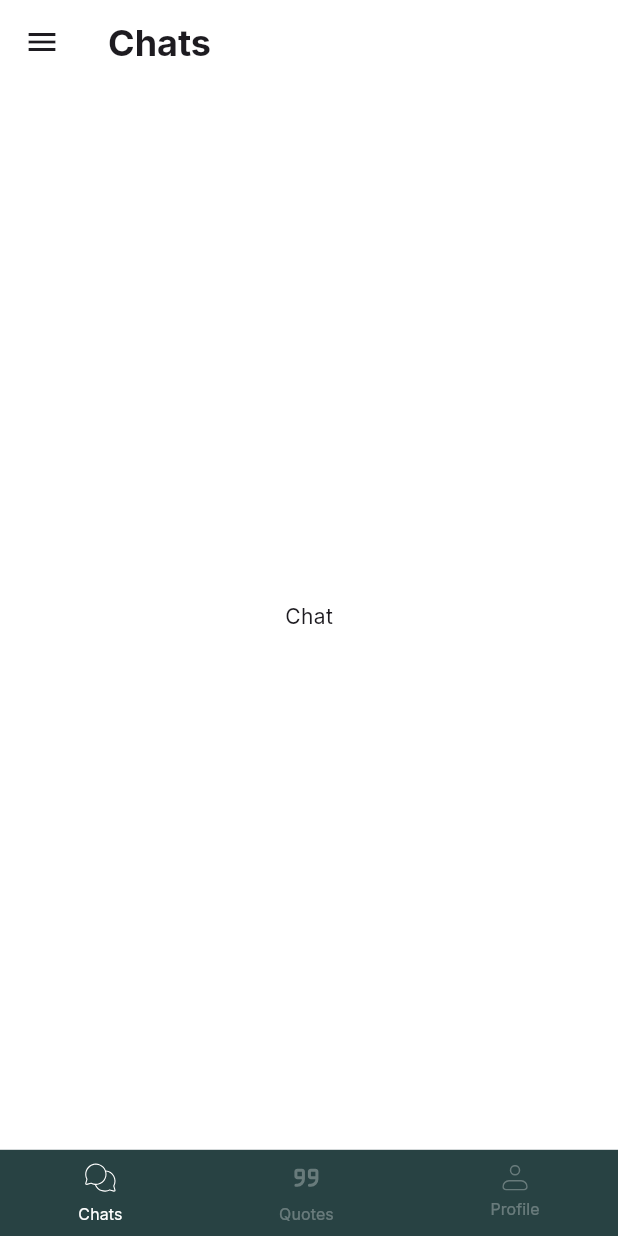
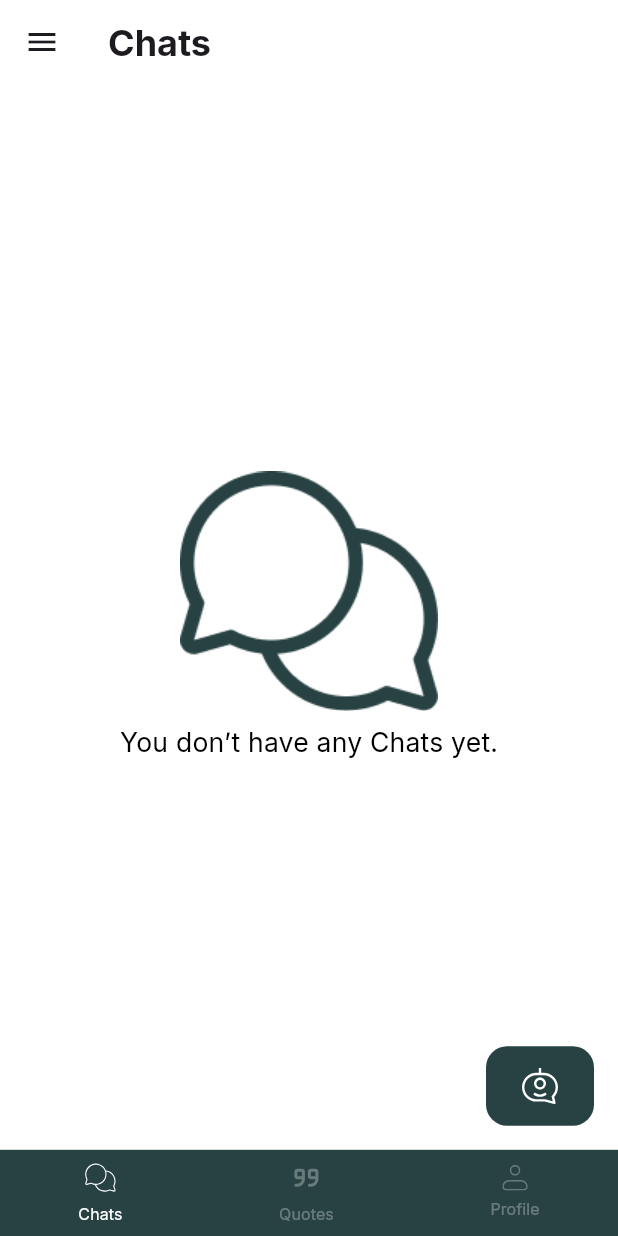
Before and after one commit to EzatRashad/Tranqulity, a Flutter app: the screen it shows after launch, after a tap on "Skip", after a tap on "Log In", on a phone screen of 412 x 824 dp. Run offline on Flutter 3.47's test engine with Material 3 defaults, Android fonts, the phone set to English and light mode, and no system bars; our stand-ins replace flutter_screenutil, flutter_svg.

Commit message:
add chat view

```diff
--- a/lib/core/widgets/button_widget.dart
+++ b/lib/core/widgets/button_widget.dart
@@ -1,8 +1,8 @@
- import 'package:flutter/material.dart';
+import 'package:flutter/material.dart';
 import 'package:flutter_screenutil/flutter_screenutil.dart';
 import 'package:tranqulity/core/style/app_colors.dart';
 
-class ButtonWidget extends StatelessWidget {
+class AppButton extends StatelessWidget {
   final String title;
   final String? fontFamily;
   final double width, height, radius;
@@ -15,7 +15,7 @@ class ButtonWidget extends StatelessWidget {
   final void Function()? onTap;
   final bool withBorder;
 
-  const ButtonWidget({
+  const AppButton({
     super.key,
     this.gradient,
     this.title = "OK",
@@ -65,9 +65,9 @@ class ButtonWidget extends StatelessWidget {
             child ??
             Text(
               title,
-              style: Theme.of(context).textTheme.titleMedium!.copyWith(
-                color: AppColors.white,
-              )
+              style: Theme.of(
+                context,
+              ).textTheme.titleMedium!.copyWith(color: AppColors.white),
             ),
       ),
     );
--- a/lib/core/widgets/custom_image_widget.dart
+++ b/lib/core/widgets/custom_image_widget.dart
@@ -1,13 +1,14 @@
 import 'package:flutter/material.dart';
 import 'package:flutter_svg/flutter_svg.dart';
-class CustomImageWidget extends StatelessWidget {
+
+class AppImage extends StatelessWidget {
   final String imageName;
   final double? width;
   final double? height;
   final BoxFit fit;
   final Color? color;
 
-  const CustomImageWidget({
+  const AppImage({
     super.key,
     required this.imageName,
     this.width,
--- /dev/null
+++ b/lib/views/chat/chat_view.dart
@@ -0,0 +1,30 @@
+import 'package:flutter/material.dart';
+import 'package:flutter_screenutil/flutter_screenutil.dart';
+import 'package:tranqulity/core/utils/utils.dart';
+import 'package:tranqulity/core/widgets/custom_image_widget.dart';
+
+class ChatView extends StatelessWidget {
+  const ChatView({super.key});
+
+  @override
+  Widget build(BuildContext context) {
+    return Scaffold(
+
+      body: Center(
+        child: Column(
+          mainAxisSize: MainAxisSize.min,
+          children: [
+            AppImage(imageName: "chat_body.png"),
+            8.ph,
+            Text(
+              "You don’t have any Chats yet.",
+              style: Theme.of(
+                context,
+              ).textTheme.titleMedium!.copyWith(fontSize: 20.sp),
+            ),
+          ],
+        ),
+      ),
+    );
+  }
+}
--- a/lib/views/forget_passowrd.dart
+++ b/lib/views/forget_passowrd.dart
@@ -31,7 +31,7 @@ class _ForgetPassowrdViewState extends State<ForgetPassowrdView> {
             children: [
               24.ph,
 
-              CustomImageWidget(imageName: "forget_password.png"),
+              AppImage(imageName: "forget_password.png"),
               24.ph,
               Text(
                 "Forget Your Password",
@@ -45,7 +45,7 @@ class _ForgetPassowrdViewState extends State<ForgetPassowrdView> {
                 controller: phoneController,
               ),
               33.ph,
-              ButtonWidget(
+              AppButton(
                 height: 60.h,
                 title: "Forget Password",
                 onTap: () {
--- a/lib/views/layout/layout.dart
+++ b/lib/views/layout/layout.dart
@@ -2,7 +2,9 @@ import 'package:flutter/material.dart';
 import 'package:flutter_screenutil/flutter_screenutil.dart';
 import 'package:tranqulity/core/style/app_colors.dart';
 import 'package:tranqulity/core/utils/utils.dart';
+import 'package:tranqulity/core/widgets/button_widget.dart';
 import 'package:tranqulity/core/widgets/custom_image_widget.dart';
+import 'package:tranqulity/views/chat/chat_view.dart';
 
 class LayoutView extends StatefulWidget {
   const LayoutView({super.key});
@@ -17,7 +19,7 @@ class _LayoutViewState extends State<LayoutView> {
       'chat.svg',
       'chats_active.svg',
       'Chats',
-      Scaffold(body: Center(child: Text("Chat"))),
+      ChatView(),
     ),
     Model(
       'quote.svg',
@@ -37,6 +39,14 @@ class _LayoutViewState extends State<LayoutView> {
   @override
   Widget build(BuildContext context) {
     return Scaffold(
+      floatingActionButton: AppButton(
+        height: 60.h,
+        width: 60.w,
+        onTap: () {},
+        radius: 16.r,
+        buttonColor: AppColors.primary,
+        child: AppImage(imageName: "flaot_chat.svg"),
+      ),
       drawer: Drawer(),
 
       appBar: AppBar(
@@ -63,7 +73,7 @@ class _LayoutViewState extends State<LayoutView> {
               child: Column(
                 mainAxisAlignment: MainAxisAlignment.center,
                 children: [
-                  CustomImageWidget(
+                  AppImage(
                     imageName: currentIndex == index
                         ? list[index].activeImage
                         : list[index].image,
--- a/lib/views/login/login.dart
+++ b/lib/views/login/login.dart
@@ -35,7 +35,7 @@ class _LoginViewState extends State<LoginView> {
             padding: EdgeInsets.symmetric(horizontal: 20.w),
 
             children: [
-              CustomImageWidget(imageName: "login.png"),
+              AppImage(imageName: "login.png"),
               24.ph,
               Align(
                 alignment: Alignment.centerLeft,
@@ -70,7 +70,7 @@ class _LoginViewState extends State<LoginView> {
                 hint: "Please enter your password",
                 controller: passwordController,
                 obscureText: true,
-                suffixIcon: CustomImageWidget(
+                suffixIcon: AppImage(
                   imageName: "eye_off.svg",
                   fit: BoxFit.scaleDown,
                 ),
@@ -102,13 +102,13 @@ class _LoginViewState extends State<LoginView> {
                         borderRadius: BorderRadius.circular(8.r),
                         color: AppColors.primary.withValues(alpha: .1),
                       ),
-                      child: CustomImageWidget(imageName: 'finger.svg'),
+                      child: AppImage(imageName: 'finger.svg'),
                     ),
                   ),
                   10.pw,
                   Expanded(
                     flex: 4,
-                    child: ButtonWidget(
+                    child: AppButton(
                       height: 60.h,
                       title: "Log In",
                       onTap: () {
--- a/lib/views/login/widgets/social_button.dart
+++ b/lib/views/login/widgets/social_button.dart
@@ -35,7 +35,7 @@ class SocialButton extends StatelessWidget {
                 bottomLeft: Radius.circular(4.r),
               ),
             ),
-            child: CustomImageWidget(imageName: imageName),
+            child: AppImage(imageName: imageName),
           ),
           Text(
             title,
--- a/lib/views/onboarding.dart
+++ b/lib/views/onboarding.dart
@@ -69,7 +69,7 @@ class _OnboardingViewState extends State<OnboardingView> {
                 final item = onboardingData[index];
                 return Column(
                   children: [
-                    CustomImageWidget(
+                    AppImage(
                       width: double.infinity,
                       height: 600.h,
                       imageName: item["image"]!,
@@ -125,9 +125,7 @@ class _OnboardingViewState extends State<OnboardingView> {
                     color: AppColors.primary,
                     shape: BoxShape.circle,
                   ),
-                  child: Center(
-                    child: CustomImageWidget(imageName: "arrow.svg"),
-                  ),
+                  child: Center(child: AppImage(imageName: "arrow.svg")),
                 ),
               ),
               12.pw,
--- a/lib/views/otp/otp.dart
+++ b/lib/views/otp/otp.dart
@@ -63,7 +63,7 @@ class _OtpViewState extends State<Otp> {
             padding: EdgeInsets.symmetric(horizontal: 20.0.w),
             children: [
               24.ph,
-              CustomImageWidget(imageName: "otp.png"),
+              AppImage(imageName: "otp.png"),
               24.ph,
               Text(
                 "Verification",
@@ -89,7 +89,7 @@ class _OtpViewState extends State<Otp> {
               ),
 
               60.ph,
-              ButtonWidget(
+              AppButton(
                 height: 60.h,
                 title: "Verify",
                 onTap: () {
--- a/lib/views/register/widgets/pick_image_widget.dart
+++ b/lib/views/register/widgets/pick_image_widget.dart
@@ -13,7 +13,7 @@ class PickImageWidget extends StatelessWidget {
         CircleAvatar(
           backgroundColor: Color(0xff000000).withValues(alpha: .1),
           radius: 75.r,
-          child: CustomImageWidget(
+          child: AppImage(
             imageName: picked ? 'drawer_profile.jpg' : 'Image_broken.svg',
 
             color: !picked ? Colors.white : null,
@@ -26,7 +26,7 @@ class PickImageWidget extends StatelessWidget {
             backgroundColor: Color(0xff284243),
             child: IconButton(
               onPressed: () {},
-              icon: CustomImageWidget(
+              icon: AppImage(
                 imageName: picked ? 'edit_profile.svg' : 'add_icon.svg',
               ),
             ),
--- a/lib/views/splash.dart
+++ b/lib/views/splash.dart
@@ -52,10 +52,7 @@ class _SplashViewState extends State<SplashView>
         child: ScaleTransition(
           scale: Tween<double>(begin: 0.85, end: 1.0).animate(_scaleAnimation),
           child: Center(
-            child: CustomImageWidget(
-              imageName: "tranquiliey.jpg",
-              width: 250.w,
-             ),
+            child: AppImage(imageName: "tranquiliey.jpg", width: 250.w),
           ),
         ),
       ),
```
Also changed, not shown: lib/views/change_password.dart (+4 -4 lines), lib/views/register/register.dart (+4 -4 lines).
